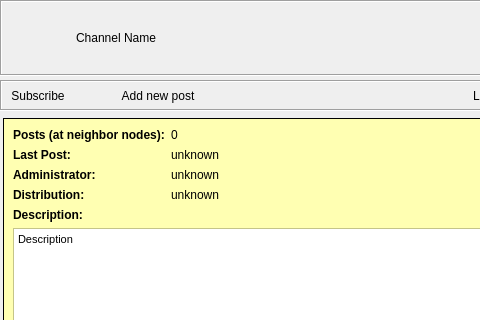
Above: retroshare-gui/src/gui/gxschannels/GxsChannelPostsWidget.ui from RetroShare/RetroShare before the change; both pictures show x 0 to 480 and y 0 to 320 of the 880 by 557 pixel window. Below: the same form after it.
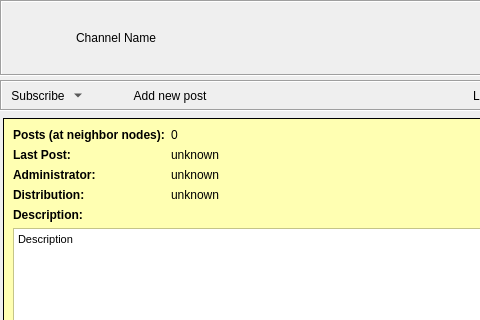
That is the form after the change. Icons and pictures are not drawn. Custom widgets are drawn as their Qt base class.

Commit message:
Enabled back Subscribe button on Channels
*Enabled back Subscribe Button on Channels
*Set stylesheet for the Channel subscribe button too.
*Fixed spacing on PostedListwidget

```diff
--- a/retroshare-gui/src/gui/gxschannels/GxsChannelPostsWidget.ui
+++ b/retroshare-gui/src/gui/gxschannels/GxsChannelPostsWidget.ui
@@ -131,6 +131,9 @@
           <height>16</height>
          </size>
         </property>
+        <property name="popupMode">
+         <enum>QToolButton::MenuButtonPopup</enum>
+        </property>
         <property name="toolButtonStyle">
          <enum>Qt::ToolButtonTextBesideIcon</enum>
         </property>
```
Left out of the diff: 4 changed lines with no effect on the pictures. The commit also changes 3 other files.
